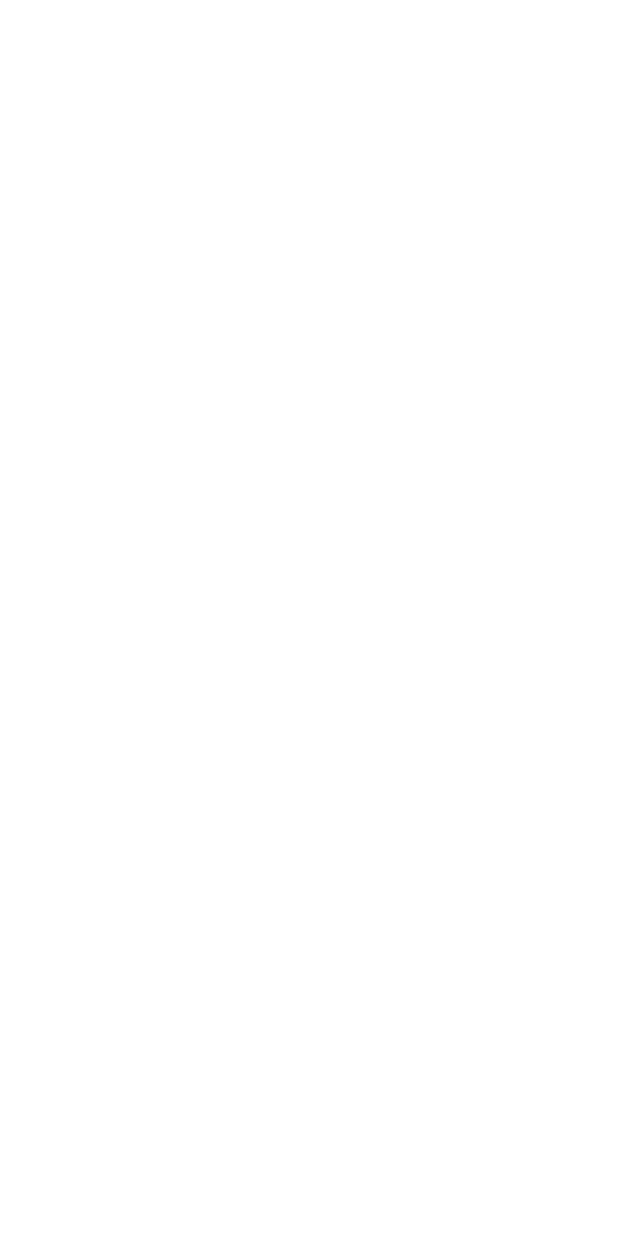
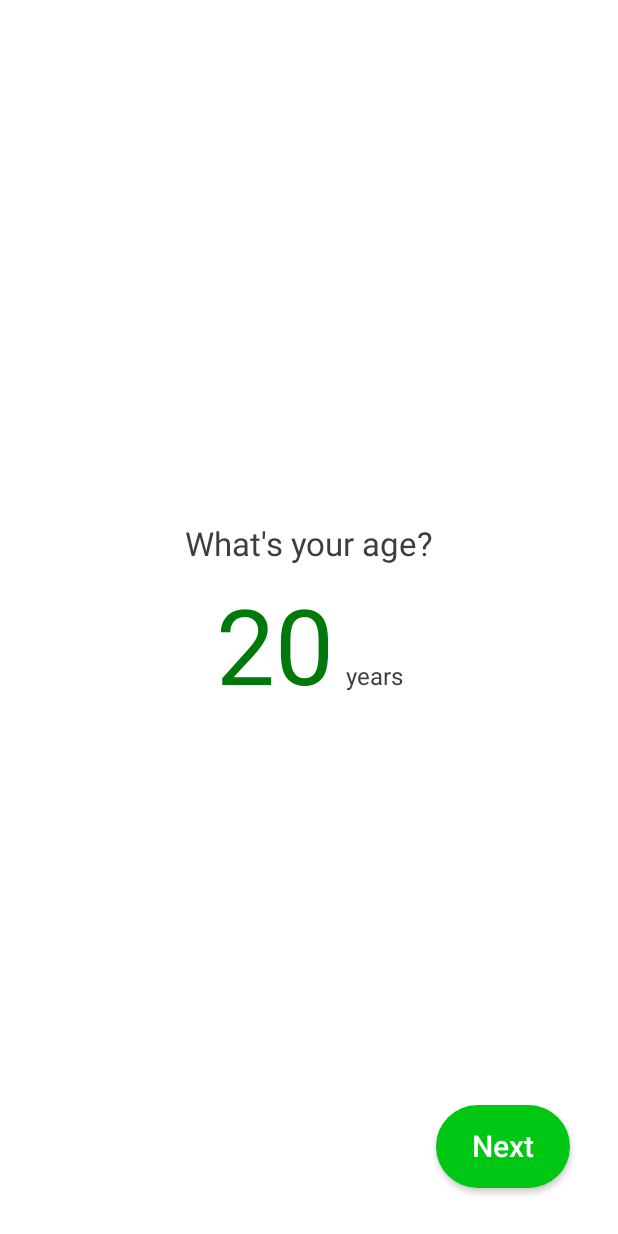
Before and after one commit to AAyar94/CaloryTracker, an Android app built with Jetpack Compose: the AgeScreen screen opened through its navigation route, on a phone screen of 412 x 824 dp. Before the commit the screen is empty. Run offline under Robolectric (Android 15) with nearby library versions, the light colour scheme and no system bars; our stand-ins replace Dagger/Hilt's generated code.

Commit message:
Age Screen impl

```diff
--- a/app/src/main/java/com/aayar94/calorytracker/MainActivity.kt
+++ b/app/src/main/java/com/aayar94/calorytracker/MainActivity.kt
@@ -3,12 +3,18 @@ package com.aayar94.calorytracker
 import android.os.Bundle
 import androidx.activity.ComponentActivity
 import androidx.activity.compose.setContent
+import androidx.compose.foundation.layout.fillMaxSize
+import androidx.compose.foundation.layout.padding
+import androidx.compose.material.Scaffold
+import androidx.compose.material.rememberScaffoldState
+import androidx.compose.ui.Modifier
 import androidx.navigation.compose.NavHost
 import androidx.navigation.compose.composable
 import androidx.navigation.compose.rememberNavController
 import com.aaayar94.core.navigation.Route
 import com.aayar94.calorytracker.navigation.navigate
 import com.aayar94.calorytracker.ui.theme.CaloryTrackerTheme
+import com.aayar94.onboard_presentation.age.AgeScreen
 import com.aayar94.onboard_presentation.gender.GenderScreen
 import com.aayar94.onboard_presentation.welcome.WelcomeScreen
 import dagger.hilt.android.AndroidEntryPoint
@@ -20,12 +26,21 @@ class MainActivity : ComponentActivity() {
         setContent {
             CaloryTrackerTheme {
                 val navController = rememberNavController()
-                NavHost(navController = navController, startDestination = Route.WELCOME) {
+                val scaffoldState = rememberScaffoldState()
+                Scaffold(modifier = Modifier.fillMaxSize(), scaffoldState = scaffoldState) {
+                    NavHost(
+                        navController = navController,
+                        startDestination = Route.WELCOME,
+                        modifier = Modifier.padding(it)
+                    ) {
                         composable(Route.WELCOME) {
                             WelcomeScreen(onNavigate = navController::navigate)
                         }
                         composable(Route.AGE) {
-
+                            AgeScreen(
+                                scaffoldState = scaffoldState,
+                                onNavigate = navController::navigate
+                            )
                         }
                         composable(Route.GENDER) {
                             GenderScreen(onNavigate = navController::navigate)
@@ -54,7 +69,9 @@ class MainActivity : ComponentActivity() {
 
                     }
 
+
                 }
             }
         }
     }
+}
--- a/app/src/main/java/com/aayar94/calorytracker/di/AppModule.kt
+++ b/app/src/main/java/com/aayar94/calorytracker/di/AppModule.kt
@@ -5,6 +5,7 @@ import android.content.Context.MODE_PRIVATE
 import android.content.SharedPreferences
 import com.aaayar94.core.domain.DefaultPreferences
 import com.aaayar94.core.domain.preferences.Preferences
+import com.aaayar94.core.domain.use_case.FilterOutDigits
 import dagger.Module
 import dagger.Provides
 import dagger.hilt.InstallIn
@@ -28,4 +29,10 @@ object AppModule {
     fun providePreferences(sharedPreferences: SharedPreferences): Preferences {
         return DefaultPreferences(sharedPreferences)
     }
+
+    @Provides
+    @Singleton
+    fun provideFilterOutDigitsUseCase(): FilterOutDigits {
+        return FilterOutDigits()
+    }
 }
--- /dev/null
+++ b/core/src/main/java/com/aaayar94/core/domain/use_case/FilterOutDigits.kt
@@ -0,0 +1,7 @@
+package com.aaayar94.core.domain.use_case
+
+class FilterOutDigits {
+    operator fun invoke(text: String): String {
+        return text.filter { it.isDigit() }
+    }
+}
--- a/core/src/main/java/com/aaayar94/core/util/UiEvent.kt
+++ b/core/src/main/java/com/aaayar94/core/util/UiEvent.kt
@@ -3,4 +3,5 @@ package com.aaayar94.core.util
 sealed class UiEvent {
     data class Navigate(val route: String) : UiEvent()
     object NavigateUp : UiEvent()
+    data class ShowSnackbar(val message: UiText) : UiEvent()
 }
--- /dev/null
+++ b/onboarding/onboarding_presentation/src/main/java/com/aayar94/onboard_presentation/age/AgeScreen.kt
@@ -0,0 +1,77 @@
+package com.aayar94.onboard_presentation.age
+
+import androidx.compose.foundation.layout.Arrangement
+import androidx.compose.foundation.layout.Box
+import androidx.compose.foundation.layout.Column
+import androidx.compose.foundation.layout.Spacer
+import androidx.compose.foundation.layout.fillMaxSize
+import androidx.compose.foundation.layout.height
+import androidx.compose.foundation.layout.padding
+import androidx.compose.material.MaterialTheme
+import androidx.compose.material.ScaffoldState
+import androidx.compose.material.Text
+import androidx.compose.runtime.Composable
+import androidx.compose.runtime.LaunchedEffect
+import androidx.compose.ui.Alignment
+import androidx.compose.ui.Modifier
+import androidx.compose.ui.platform.LocalContext
+import androidx.compose.ui.res.stringResource
+import androidx.hilt.navigation.compose.hiltViewModel
+import com.aaayar94.core.util.UiEvent
+import com.aayar94.core.R
+import com.aayar94.core_ui.LocalSpacing
+import com.aayar94.onboard_presentation.component.ActionButton
+import com.aayar94.onboard_presentation.component.UnitTextField
+
+@Composable
+fun AgeScreen(
+    scaffoldState: ScaffoldState,
+    onNavigate: (UiEvent.Navigate) -> Unit,
+    viewModel: AgeViewModel = hiltViewModel()
+) {
+    val spacing = LocalSpacing.current
+    val context = LocalContext.current
+    LaunchedEffect(key1 = true) {
+        viewModel.uiEvent.collect { event ->
+            when (event) {
+                is UiEvent.Navigate -> onNavigate(event)
+                is UiEvent.ShowSnackbar -> {
+                    scaffoldState.snackbarHostState.showSnackbar(
+                        message = event.message.asString(context = context)
+                    )
+                }
+
+                else -> Unit
+            }
+        }
+    }
+    Box(
+        modifier = Modifier
+            .fillMaxSize()
+            .padding(spacing.spaceLarge)
+    ) {
+        Column(
+            modifier = Modifier.fillMaxSize(),
+            verticalArrangement = Arrangement.Center,
+            horizontalAlignment = Alignment.CenterHorizontally
+        ) {
+            Text(
+                text = stringResource(id = R.string.whats_your_age),
+                style = MaterialTheme.typography.h3
+            )
+            Spacer(modifier = Modifier.height(spacing.spaceMedium))
+            UnitTextField(
+                value = viewModel.age,
+                onValueChange = viewModel::onAgeEnter,
+                unit = stringResource(
+                    id = R.string.years
+                )
+            )
+        }
+        ActionButton(
+            text = stringResource(id = R.string.next),
+            onClick = viewModel::onNextClick,
+            modifier = Modifier.align(Alignment.BottomEnd)
+        )
+    }
+}
--- /dev/null
+++ b/onboarding/onboarding_presentation/src/main/java/com/aayar94/onboard_presentation/age/AgeViewModel.kt
@@ -0,0 +1,52 @@
+package com.aayar94.onboard_presentation.age
+
+import androidx.compose.runtime.getValue
+import androidx.compose.runtime.mutableStateOf
+import androidx.compose.runtime.setValue
+import androidx.lifecycle.ViewModel
+import androidx.lifecycle.viewModelScope
+import com.aaayar94.core.domain.preferences.Preferences
+import com.aaayar94.core.domain.use_case.FilterOutDigits
+import com.aaayar94.core.navigation.Route
+import com.aaayar94.core.util.UiEvent
+import com.aaayar94.core.util.UiText
+import dagger.hilt.android.lifecycle.HiltViewModel
+import kotlinx.coroutines.channels.Channel
+import kotlinx.coroutines.flow.receiveAsFlow
+import kotlinx.coroutines.launch
+import javax.inject.Inject
+
+@HiltViewModel
+class AgeViewModel @Inject constructor(
+    private val preferences: Preferences,
+    private val filterOutDigits: FilterOutDigits
+) : ViewModel() {
+
+    var age by mutableStateOf("20")
+        private set
+
+    private val _uiEvent = Channel<UiEvent>()
+    val uiEvent = _uiEvent.receiveAsFlow()
+
+    fun onAgeEnter(age: String) {
+        if (age.length <= 3) {
+            this.age = filterOutDigits(age)
+        }
+    }
+
+    fun onNextClick() {
+        viewModelScope.launch {
+            val ageNumber = age.toIntOrNull() ?: kotlin.run {
+                _uiEvent.send(
+                    UiEvent.ShowSnackbar(
+                        UiText.StringResource(com.aayar94.core.R.string.error_age_cant_be_empty)
+                    )
+                )
+                return@launch
+            }
+            preferences.saveAge(ageNumber)
+            _uiEvent.send(UiEvent.Navigate(Route.HEIGHT))
+        }
+
+    }
+}
```
Also changed, not shown: core/src/main/java/com/aaayar94/core/util/UiText.kt (added, +15 -0 lines). Lines whose indentation alone changed are shown as unchanged.
